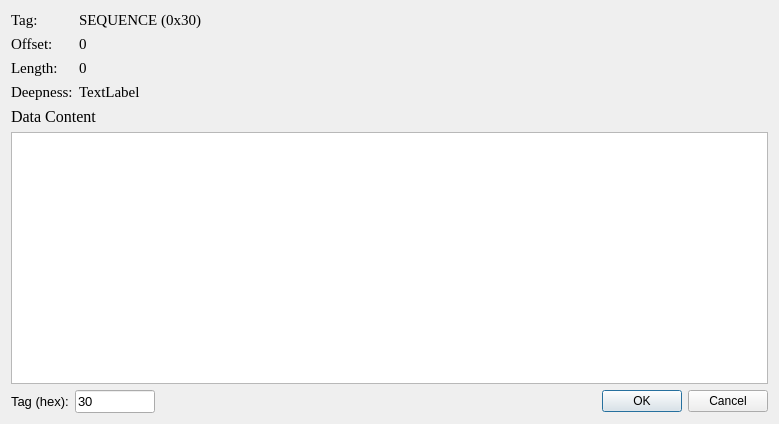
Qt form ui/EditDialog.ui (Aniforka/asn1_editor) before a commit.
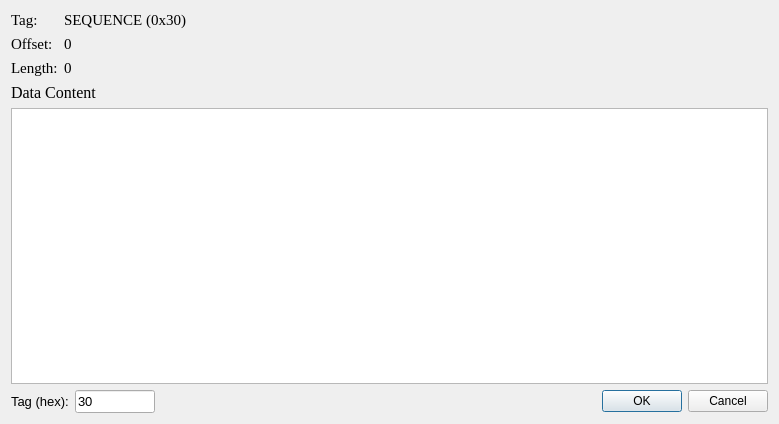
The same form after that commit.

Commit message: FIXED: edit dialog design

```diff
--- a/ui/EditDialog.ui
+++ b/ui/EditDialog.ui
@@ -97,32 +97,6 @@
        </property>
       </widget>
      </item>
-     <item row="3" column="0">
-      <widget class="QLabel" name="label_8">
-       <property name="font">
-        <font>
-         <family>Times New Roman</family>
-         <pointsize>11</pointsize>
-        </font>
-       </property>
-       <property name="text">
-        <string>Deepness:</string>
-       </property>
-      </widget>
-     </item>
-     <item row="3" column="1">
-      <widget class="QLabel" name="deepness_field">
-       <property name="font">
-        <font>
-         <family>Times New Roman</family>
-         <pointsize>11</pointsize>
-        </font>
-       </property>
-       <property name="text">
-        <string>TextLabel</string>
-       </property>
-      </widget>
-     </item>
     </layout>
    </item>
    <item>
```
